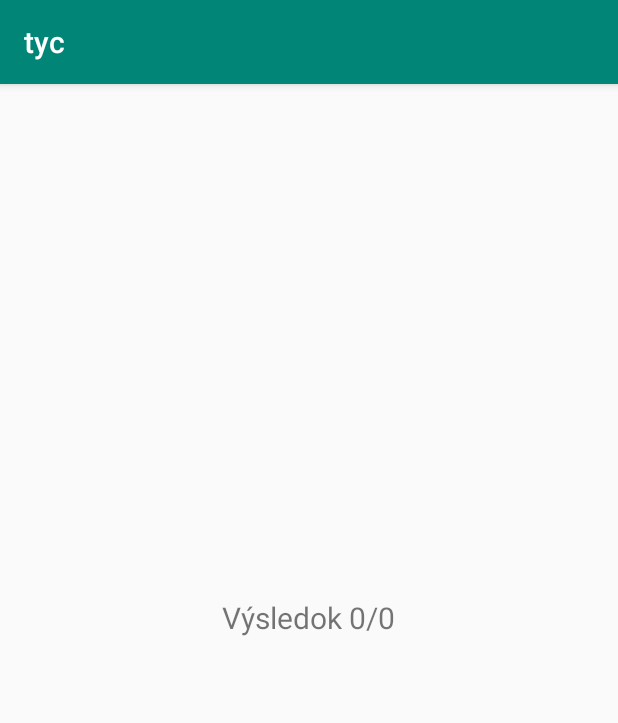
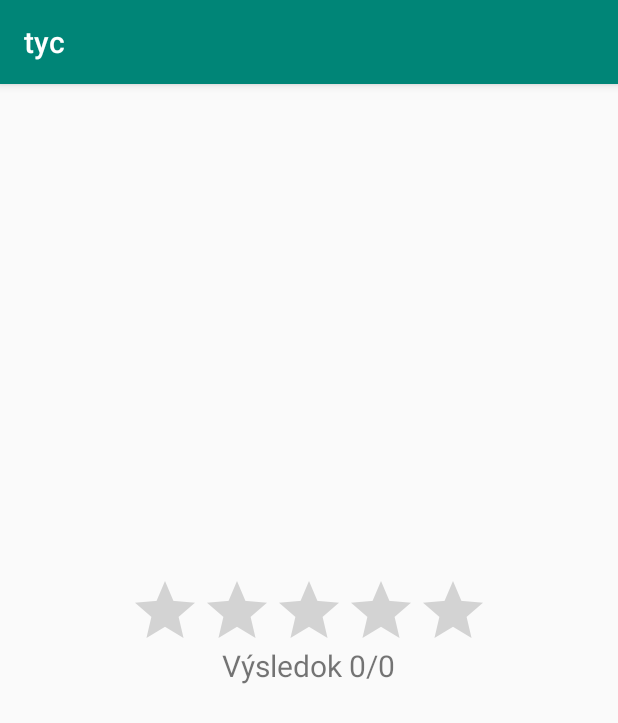
Before and after one commit to eldrex/tyc, an Android app: the ResultActivity screen opened directly, with no data from a screen before it, on a phone screen of 412 x 824 dp. Shown: the top 723 px of the screen. Run offline under Robolectric (Android 15) with nearby library versions, the phone set to English and light mode, and no system bars; our stand-ins replace ButterKnife.

```diff
--- a/app/src/main/AndroidManifest.xml
+++ b/app/src/main/AndroidManifest.xml
@@ -15,7 +15,6 @@
         tools:ignore="GoogleAppIndexingWarning">
         <activity
             android:name=".ui.activities.CourseListActivity"
-            android:label="@string/title_activity_course_list"
             android:launchMode="singleTop"
             android:theme="@style/AppTheme.NoActionBar">
             <intent-filter>
--- a/app/src/main/java/com/vdroid/tyc/ui/activities/CourseListActivity.java
+++ b/app/src/main/java/com/vdroid/tyc/ui/activities/CourseListActivity.java
@@ -17,6 +17,7 @@ import com.vdroid.tyc.ui.dialogs.EditDialog;
 
 import butterknife.ButterKnife;
 import butterknife.OnClick;
+import de.siegmar.fastcsv.reader.CsvContainer;
 
 public class CourseListActivity extends AppCompatActivity {
 
@@ -51,10 +52,12 @@ public class CourseListActivity extends AppCompatActivity {
 
                 try {
                     // try to load
-                    CsvSource.load(this, data.getData());
+                    CsvContainer container = CsvSource.load(this, data.getData());
+                    CsvSource.checkFirstLine(container);
                 } catch (Exception ex) {
                     Log.e(LOG_TAG, "", ex);
                     Toast.makeText(this, getString(R.string.e_cannot_read_csv), Toast.LENGTH_LONG).show();
+                    return;
                 }
 
                 final CourseEntity entity = new CourseEntity();
--- a/app/src/main/java/com/vdroid/tyc/ui/activities/MainActivity.java
+++ b/app/src/main/java/com/vdroid/tyc/ui/activities/MainActivity.java
@@ -22,6 +22,7 @@ public class MainActivity extends AppCompatActivity {
         Toolbar toolbar = (Toolbar) findViewById(R.id.toolbar);
         setSupportActionBar(toolbar);
         getSupportActionBar().setDisplayHomeAsUpEnabled(false);
+        getSupportActionBar().setTitle(getString(R.string.app_name));
 
         if (savedInstanceState == null) {
             mFragment = MainFragment.newInstance();
--- a/app/src/main/java/com/vdroid/tyc/ui/activities/ResultActivity.java
+++ b/app/src/main/java/com/vdroid/tyc/ui/activities/ResultActivity.java
@@ -4,6 +4,7 @@ import android.content.Intent;
 import android.os.Bundle;
 import android.support.v7.app.AppCompatActivity;
 import android.support.v7.widget.Toolbar;
+import android.widget.RatingBar;
 import android.widget.TextView;
 
 import com.vdroid.tyc.R;
@@ -21,6 +22,8 @@ public class ResultActivity extends AppCompatActivity {
 
     @BindView(R.id.tv_result)
     TextView tvResult;
+    @BindView(R.id.rb_result)
+    RatingBar rbResult;
 
     @Override
     protected void onCreate(Bundle savedInstanceState) {
@@ -32,11 +35,15 @@ public class ResultActivity extends AppCompatActivity {
         Toolbar toolbar = (Toolbar) findViewById(R.id.toolbar);
         setSupportActionBar(toolbar);
         getSupportActionBar().setDisplayHomeAsUpEnabled(false);
+        getSupportActionBar().setTitle(getString(R.string.app_name));
 
         mCountOfCorrectAnswers = getIntent().getIntExtra(EXTRA_COUNT_OF_CORRECT_ANSWERS, 0);
         mCountOfTotalAnswers = getIntent().getIntExtra(EXTRA_COUNT_OF_TOTAL_ANSWERS, 0);
 
         tvResult.setText(String.format("Výsledok %s/%s", mCountOfCorrectAnswers, mCountOfTotalAnswers));
+        rbResult.setIsIndicator(true);
+        float starCount = rbResult.getNumStars() / (float) mCountOfTotalAnswers * (float) mCountOfCorrectAnswers;
+        rbResult.setRating(starCount);
     }
 
     @Override
--- a/app/src/main/java/com/vdroid/tyc/ui/dialogs/EditDialog.java
+++ b/app/src/main/java/com/vdroid/tyc/ui/dialogs/EditDialog.java
@@ -20,6 +20,7 @@ public class EditDialog {
                       OnSaveEditDialogClickListener positiveAction) {
 
         final EditText input = new EditText(context);
+        input.setMaxLines(1);
         LinearLayout.LayoutParams lp = new LinearLayout.LayoutParams(
                 LinearLayout.LayoutParams.MATCH_PARENT,
                 LinearLayout.LayoutParams.MATCH_PARENT);
--- a/app/src/main/res/layout/ac_result.xml
+++ b/app/src/main/res/layout/ac_result.xml
@@ -27,6 +27,14 @@
         android:layout_height="wrap_content"
         tools:text="Výsledok 3/6"
         android:textSize="@dimen/score_text_size"
+        android:layout_gravity="center_vertical|center_horizontal"
+        android:layout_marginTop="@dimen/margin_64" />
+
+    <RatingBar
+        android:id="@+id/rb_result"
+        android:layout_width="wrap_content"
+        android:layout_height="wrap_content"
+        android:numStars="5"
         android:layout_gravity="center_vertical|center_horizontal" />
 
 </android.support.design.widget.CoordinatorLayout>
--- a/app/src/main/res/layout/fr_main.xml
+++ b/app/src/main/res/layout/fr_main.xml
@@ -25,7 +25,6 @@
         android:layout_height="wrap_content"
         tools:text="Option 1"
         android:tag="1"
-        android:minWidth="@dimen/button_min_width"
         android:layout_marginTop="@dimen/margin_48"
         app:layout_constraintEnd_toEndOf="parent"
         app:layout_constraintStart_toStartOf="parent"
@@ -38,7 +37,6 @@
         android:layout_height="wrap_content"
         tools:text="Option 2"
         android:tag="2"
-        android:minWidth="@dimen/button_min_width"
         android:layout_marginTop="@dimen/margin_16"
         app:layout_constraintEnd_toEndOf="parent"
         app:layout_constraintStart_toStartOf="parent"
@@ -51,7 +49,6 @@
         android:layout_height="wrap_content"
         tools:text="Option 3"
         android:tag="3"
-        android:minWidth="@dimen/button_min_width"
         android:layout_marginTop="@dimen/margin_16"
         app:layout_constraintEnd_toEndOf="parent"
         app:layout_constraintStart_toStartOf="parent"
@@ -64,7 +61,6 @@
         android:layout_height="wrap_content"
         tools:text="Option 4"
         android:tag="4"
-        android:minWidth="@dimen/button_min_width"
         android:layout_marginTop="@dimen/margin_16"
         app:layout_constraintEnd_toEndOf="parent"
         app:layout_constraintStart_toStartOf="parent"
--- a/app/src/main/res/layout/one_course_item.xml
+++ b/app/src/main/res/layout/one_course_item.xml
@@ -14,6 +14,7 @@
         app:layout_constraintEnd_toEndOf="parent"
         app:layout_constraintStart_toStartOf="parent"
         android:textSize="24dp"
+        android:ellipsize="end"
         android:gravity="center_vertical"
         tools:text="Ovocie" />
 
--- a/app/src/main/res/values/dimens.xml
+++ b/app/src/main/res/values/dimens.xml
@@ -2,10 +2,11 @@
 <resources>
     <dimen name="margin_8">8dp</dimen>
     <dimen name="margin_16">16dp</dimen>
-    <dimen name="button_min_width">120dp</dimen>
+    <dimen name="button_min_width">200dp</dimen>
     <dimen name="margin_48">48dp</dimen>
     <dimen name="question_word_size">36sp</dimen>
     <dimen name="fab_margin">16dp</dimen>
-    <dimen name="row_height">48dp</dimen>
+    <dimen name="row_height">64dp</dimen>
     <dimen name="score_text_size">20sp</dimen>
+    <dimen name="margin_64">64dp</dimen>
 </resources>
--- a/app/src/main/res/values/styles.xml
+++ b/app/src/main/res/values/styles.xml
@@ -10,6 +10,9 @@
 
     <style name="option_button_style">
         <item name="android:background">@color/default_option_button</item>
+        <item name="android:minWidth">@dimen/button_min_width</item>
+        <item name="android:paddingStart">@dimen/margin_8</item>
+        <item name="android:paddingEnd">@dimen/margin_8</item>
     </style>
 
     <style name="AppTheme.NoActionBar">
```
Also changed, not shown: app/src/main/java/com/vdroid/tyc/model/CsvSource.java (+15 -3 lines), app/src/main/java/com/vdroid/tyc/ui/activities/MainFragment.java (+5 -3 lines), 1 other file.
